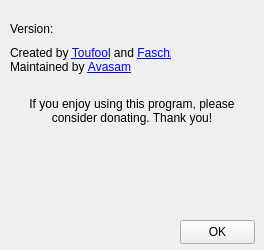
Old version of the form res/about.ui in the repository Toufool/AutoSplit.
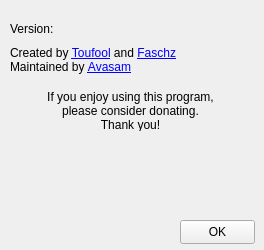
New version of the form. Icons and pictures are not drawn.

The edit to the form file:
```diff
--- a/res/about.ui
+++ b/res/about.ui
@@ -52,7 +52,7 @@
     <rect>
      <x>10</x>
      <y>44</y>
-     <width>161</width>
+     <width>241</width>
      <height>32</height>
     </rect>
    </property>
@@ -65,7 +65,7 @@
     <rect>
      <x>10</x>
      <y>21</y>
-     <width>161</width>
+     <width>241</width>
      <height>16</height>
     </rect>
    </property>
@@ -76,15 +76,16 @@
   <widget class="QLabel" name="donatetextLabel">
    <property name="geometry">
     <rect>
-     <x>30</x>
-     <y>95</y>
-     <width>204</width>
-     <height>32</height>
+     <x>10</x>
+     <y>90</y>
+     <width>241</width>
+     <height>41</height>
     </rect>
    </property>
    <property name="text">
-    <string>If you enjoy using this program, please
-consider donating. Thank you!</string>
+    <string>If you enjoy using this program,
+please consider donating.
+Thank you!</string>
    </property>
    <property name="alignment">
     <set>Qt::AlignCenter</set>
@@ -109,14 +110,20 @@
   <widget class="QLabel" name="iconLabel">
    <property name="geometry">
     <rect>
-     <x>190</x>
+     <x>181</x>
      <y>17</y>
-     <width>62</width>
-     <height>71</height>
+     <width>64</width>
+     <height>64</height>
     </rect>
    </property>
    <property name="text">
-    <string>&lt;html&gt;&lt;head/&gt;&lt;body&gt;&lt;p&gt;&lt;img src=&quot;:/resources/icon.ico&quot;/&gt;&lt;/p&gt;&lt;/body&gt;&lt;/html&gt;</string>
+    <string/>
+   </property>
+   <property name="pixmap">
+    <pixmap resource="resources.qrc">:/resources/icon.ico</pixmap>
+   </property>
+   <property name="scaledContents">
+    <bool>true</bool>
    </property>
   </widget>
  </widget>
```
Left out of the diff: 31 changed lines with no effect on the pictures.
